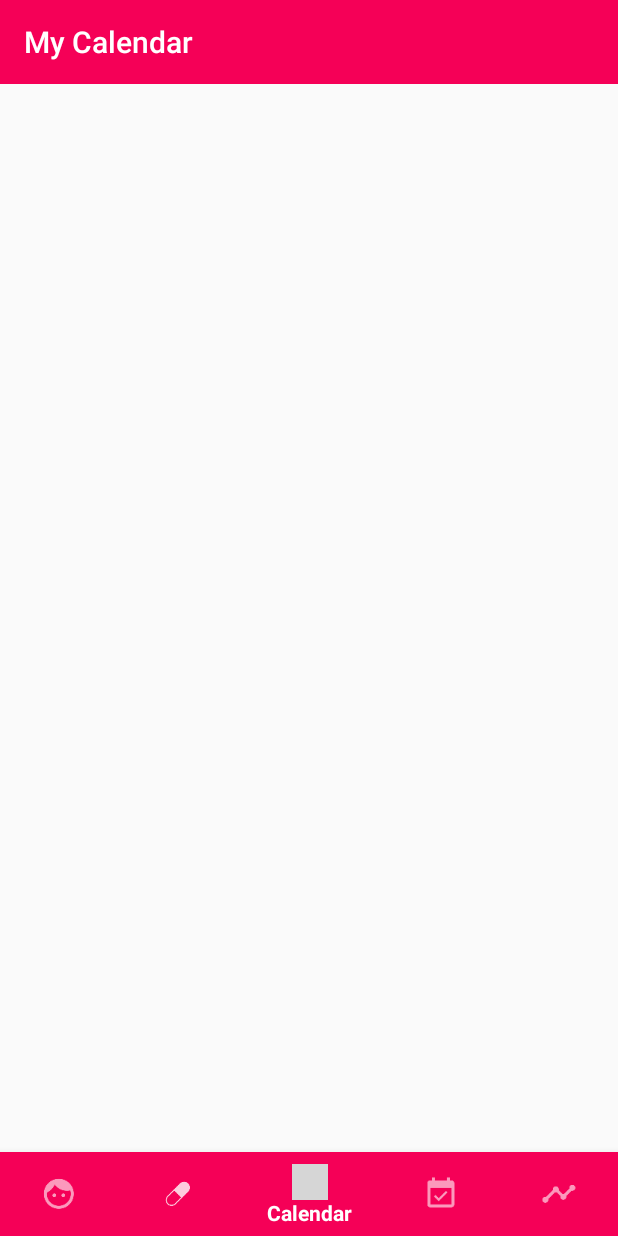
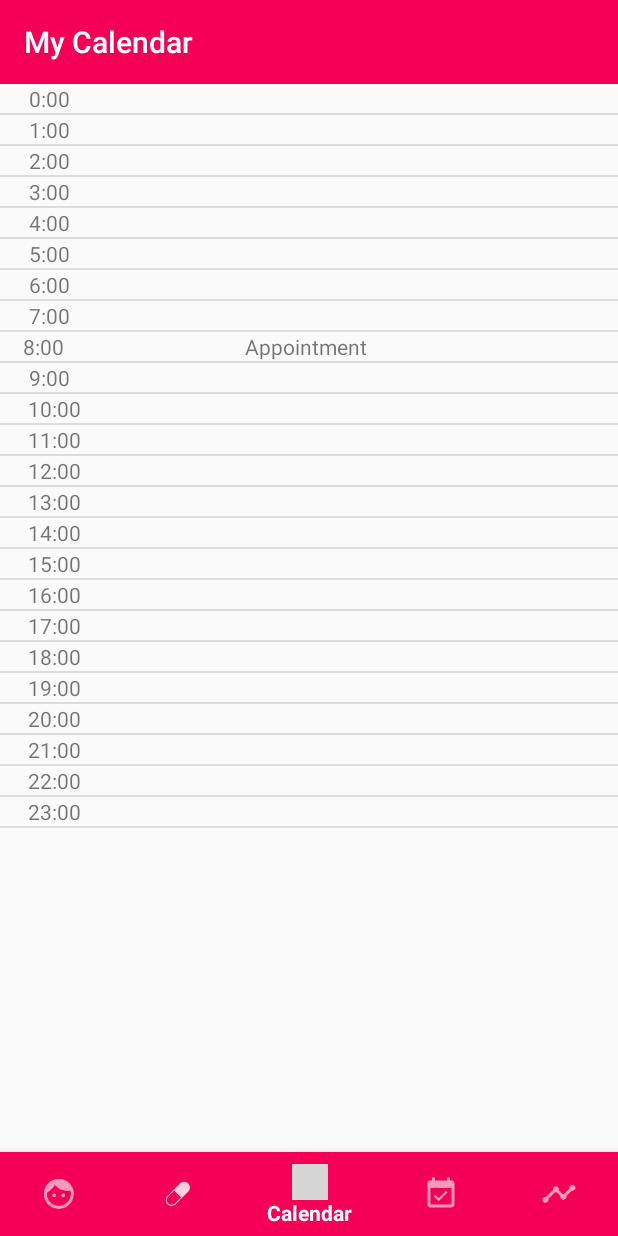
Before and after one commit to charlie-thomas/MyPHR, an Android app: the fragment CalendarDay placed in its activity, on a phone screen of 412 x 824 dp. Run offline under Robolectric (Android 15) with nearby library versions, the phone set to English and light mode, and no system bars; our stand-ins replace Room's generated code; 1 statement that could not run was skipped; grey boxes are pictures that could not be loaded.

Commit message:
Displaying a list of all hours with their corresponding events in the calendar day view. Closes #81

```diff
--- a/MyPHR/app/src/main/java/com/csbgroup/myphr/CalendarDay.java
+++ b/MyPHR/app/src/main/java/com/csbgroup/myphr/CalendarDay.java
@@ -9,6 +9,10 @@ import android.util.Log;
 import android.view.LayoutInflater;
 import android.view.View;
 import android.view.ViewGroup;
+import android.widget.ArrayAdapter;
+import android.widget.ListView;
+
+import java.util.ArrayList;
 
 public class CalendarDay extends Fragment {
 
@@ -29,11 +33,18 @@ public class CalendarDay extends Fragment {
 
         View rootView =  inflater.inflate(R.layout.fragment_calendar_day, container, false);
 
-        // Create a grid with two columns (time and events)
-        RecyclerView recyclerView = rootView.findViewById(R.id.calendar_grid);
-        recyclerView.setHasFixedSize(true);
-        recyclerView.setLayoutManager(new GridLayoutManager(getContext(), 2));
-        recyclerView.setAdapter(new NumberedAdapter(30));
+        ArrayList<CalendarEvent> events = new ArrayList<>();
+        for (int i = 0; i < 24; i++) {
+            String event = null;
+            if (i == 8) event = "Appointment";
+            events.add(new CalendarEvent(i+":00", null, event));
+        }
+
+        CalendarAdapter adapter = new CalendarAdapter(getActivity(), events);
+
+        ListView calendarList = rootView.findViewById(R.id.calendar_list);
+        calendarList.setAdapter(adapter);
+
 
         // Get the date passed from the Calendar fragment
         Bundle args = getArguments();
--- a/MyPHR/app/src/main/res/layout/fragment_calendar_day.xml
+++ b/MyPHR/app/src/main/res/layout/fragment_calendar_day.xml
@@ -4,8 +4,8 @@
     android:layout_height="match_parent"
     tools:context="com.csbgroup.myphr.CalendarDay">
 
-    <android.support.v7.widget.RecyclerView
-        android:id="@+id/calendar_grid"
+    <ListView
+        android:id="@+id/calendar_list"
         android:layout_width="match_parent"
         android:layout_height="match_parent" />
 </RelativeLayout>
```
